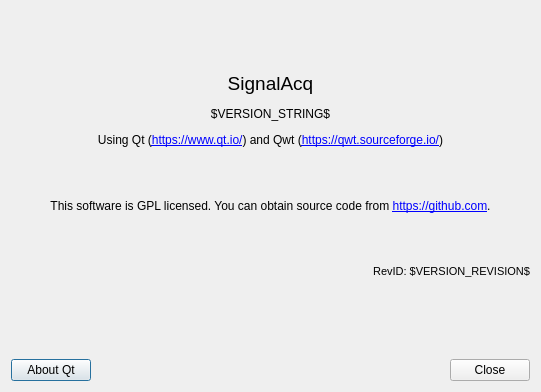
abhi1p/SignalAcq, file Ui/about_dialog.ui: the form before one commit.
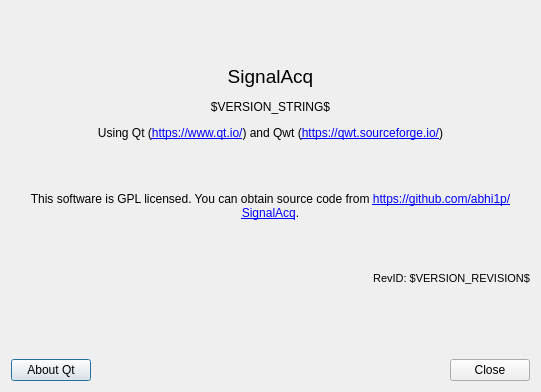
The form after the commit.

Diff of the .ui file:
```diff
--- a/Ui/about_dialog.ui
+++ b/Ui/about_dialog.ui
@@ -23,7 +23,7 @@
       </sizepolicy>
      </property>
      <property name="text">
-      <string>&lt;html&gt;&lt;head/&gt;&lt;body&gt;&lt;p align=&quot;center&quot;&gt;&lt;span style=&quot; font-size:14pt;&quot;&gt;SignalAcq&lt;/span&gt;&lt;/p&gt;&lt;p align=&quot;center&quot;&gt;$VERSION_STRING$&lt;/p&gt;&lt;p align=&quot;center&quot;&gt;Using Qt (&lt;a href=&quot;https://www.qt.io/&quot;&gt;&lt;span style=&quot; text-decoration: underline; color:#0000ff;&quot;&gt;https://www.qt.io/&lt;/span&gt;&lt;/a&gt;) and Qwt (&lt;a href=&quot;https://qwt.sourceforge.io/&quot;&gt;&lt;span style=&quot; text-decoration: underline; color:#0000ff;&quot;&gt;https://qwt.sourceforge.io/&lt;/span&gt;&lt;/a&gt;)&lt;/p&gt;&lt;p align=&quot;center&quot;&gt;&lt;br/&gt;&lt;/p&gt;&lt;p align=&quot;center&quot;&gt;This software is GPL licensed. You can obtain source code from &lt;a href=&quot;https://hg.sr.ht/~hyozd/serialplot/&quot;&gt;&lt;span style=&quot; text-decoration: underline; color:#0000ff;&quot;&gt;https://github.com&lt;/span&gt;&lt;/a&gt;.&lt;/p&gt;&lt;p align=&quot;center&quot;&gt;&lt;br/&gt;&lt;/p&gt;&lt;p align=&quot;right&quot;&gt;&lt;span style=&quot; font-size:8pt;&quot;&gt;RevID: $VERSION_REVISION$&lt;br/&gt;&lt;/span&gt;&lt;/p&gt;&lt;/body&gt;&lt;/html&gt;</string>
+      <string>&lt;html&gt;&lt;head/&gt;&lt;body&gt;&lt;p align=&quot;center&quot;&gt;&lt;span style=&quot; font-size:14pt;&quot;&gt;SignalAcq&lt;/span&gt;&lt;/p&gt;&lt;p align=&quot;center&quot;&gt;$VERSION_STRING$&lt;/p&gt;&lt;p align=&quot;center&quot;&gt;Using Qt (&lt;a href=&quot;https://www.qt.io/&quot;&gt;&lt;span style=&quot; text-decoration: underline; color:#0000ff;&quot;&gt;https://www.qt.io/&lt;/span&gt;&lt;/a&gt;) and Qwt (&lt;a href=&quot;https://qwt.sourceforge.io/&quot;&gt;&lt;span style=&quot; text-decoration: underline; color:#0000ff;&quot;&gt;https://qwt.sourceforge.io/&lt;/span&gt;&lt;/a&gt;)&lt;/p&gt;&lt;p align=&quot;center&quot;&gt;&lt;br/&gt;&lt;/p&gt;&lt;p align=&quot;center&quot;&gt;This software is GPL licensed. You can obtain source code from &lt;a href=&quot;https://github.com/abhi1p/SignalAcq&quot;&gt;&lt;span style=&quot; text-decoration: underline; color:#0000ff;&quot;&gt;https://github.com/abhi1p/SignalAcq&lt;/span&gt;&lt;/a&gt;.&lt;/p&gt;&lt;p align=&quot;center&quot;&gt;&lt;br/&gt;&lt;/p&gt;&lt;p align=&quot;right&quot;&gt;&lt;span style=&quot; font-size:8pt;&quot;&gt;RevID: $VERSION_REVISION$&lt;br/&gt;&lt;/span&gt;&lt;/p&gt;&lt;/body&gt;&lt;/html&gt;</string>
      </property>
      <property name="wordWrap">
       <bool>true</bool>
```
